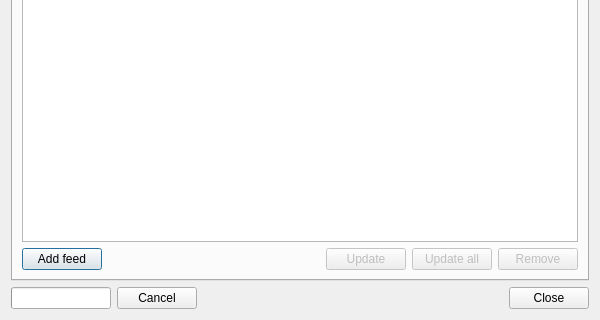
Qt form src/libs/ui/docsetsdialog.ui (zealdocs/zeal) before a commit; both pictures show x 0 to 600 and y 180 to 500 of the 600 by 500 pixel window.
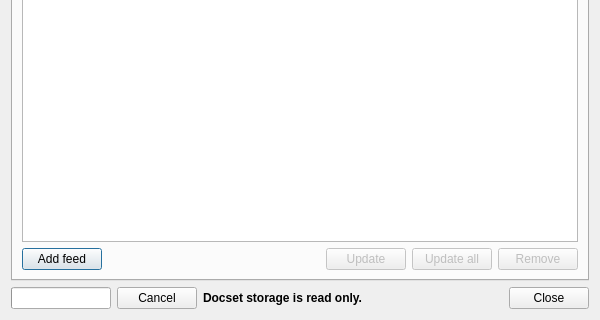
The same form after that commit.

Commit message: ui: Check if docset storage is not writable (fixes #522)

```diff
--- a/src/libs/ui/docsetsdialog.ui
+++ b/src/libs/ui/docsetsdialog.ui
@@ -196,7 +196,7 @@
     </widget>
    </item>
    <item>
-    <layout class="QHBoxLayout" name="horizontalLayout_2" stretch="0,0,1">
+    <layout class="QHBoxLayout" name="horizontalLayout_2" stretch="0,0,0,1">
      <item>
       <widget class="QProgressBar" name="combinedProgressBar">
        <property name="minimumSize">
@@ -214,6 +214,13 @@
        </property>
       </widget>
      </item>
+     <item>
+      <widget class="QLabel" name="readOnlyLabel">
+       <property name="text">
+        <string>&lt;b&gt;Docset storage is read only.&lt;/b&gt;</string>
+       </property>
+      </widget>
+     </item>
      <item>
       <widget class="QDialogButtonBox" name="buttonBox">
        <property name="standardButtons">
```
The commit also changes 2 other files.
